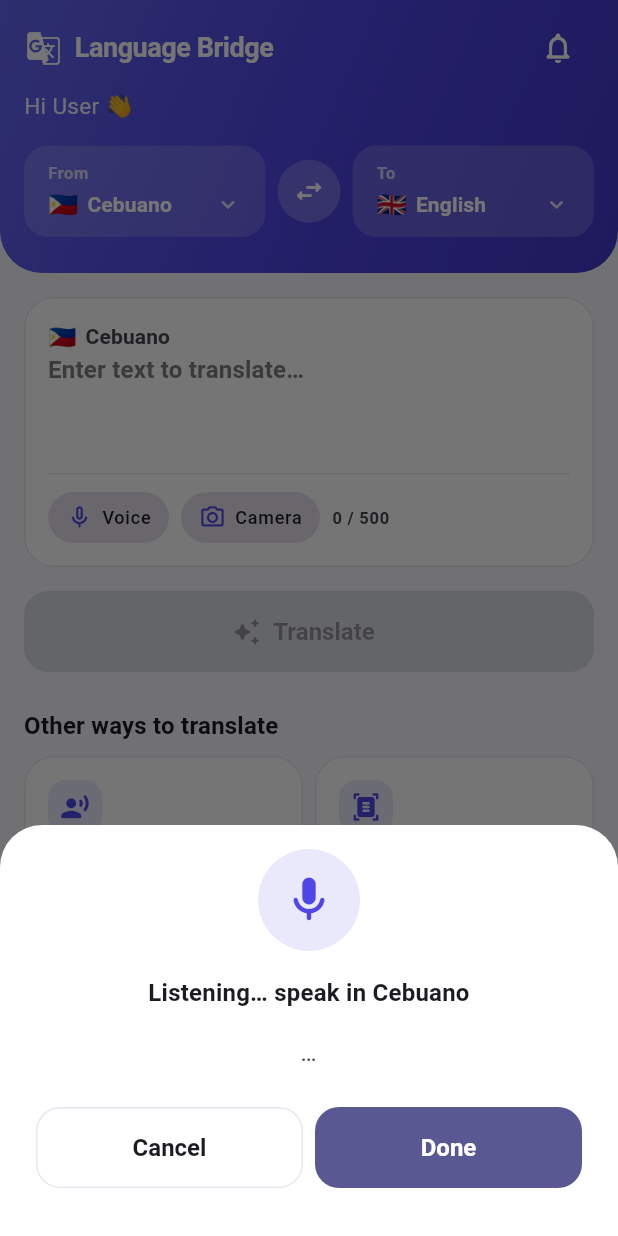
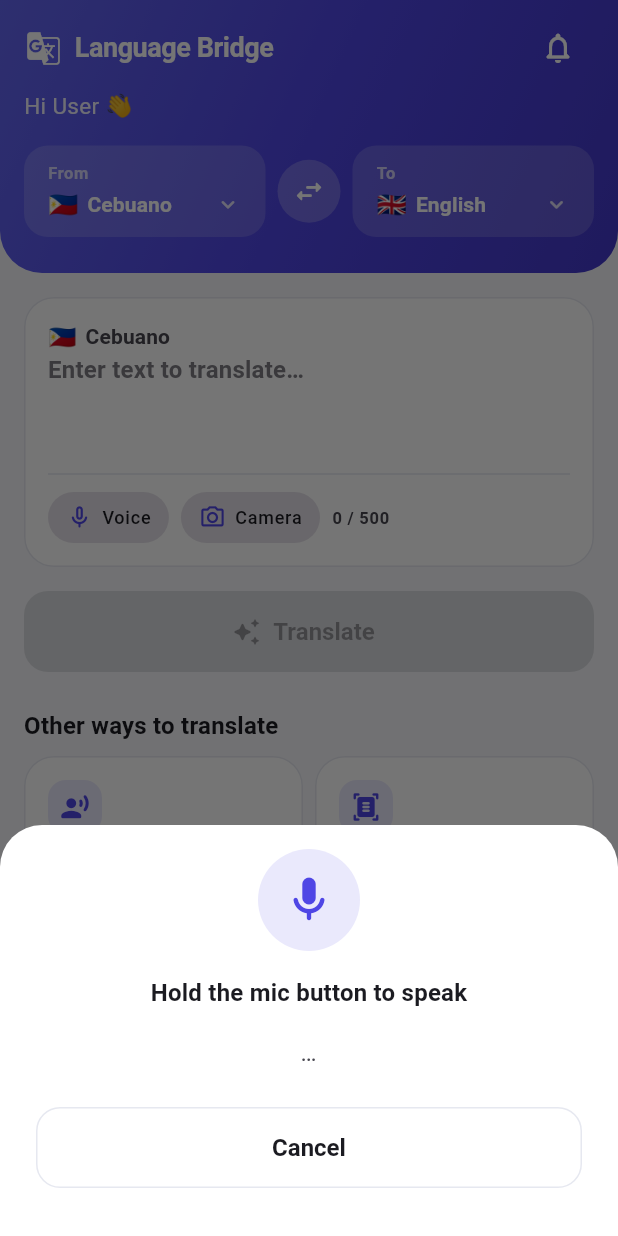
Before and after one commit to victor080cedricsevilla-max/languagebridge, a Flutter app: the screen it shows once a user with an empty profile is signed in, after a tap on the "swap horiz" icon, after a tap on "Voice", on a phone screen of 412 x 824 dp. Run offline on Flutter 3.47's test engine with Material 3 defaults, Android fonts, the phone set to English and light mode, and no system bars; our stand-ins replace audioplayers, cloud_firestore, firebase_auth, firebase_core, flutter_tts, image_picker and 1 more; missing offline and left inert: google_mlkit_text_recognition; accounts and stored records are empty.

Commit message:
Change voice input to press-and-hold recording

```diff
--- a/lib/widgets/voice_input_sheet.dart
+++ b/lib/widgets/voice_input_sheet.dart
@@ -4,8 +4,9 @@ import '../data/mock_data.dart';
 import '../services/stt_service.dart';
 import '../theme/app_theme.dart';
 
-/// Bottom sheet that runs one speech-to-text session and returns the recognized
-/// text via `Navigator.pop` (or null if cancelled / nothing was said).
+/// Bottom sheet with a press-and-hold mic button: hold to record, release to
+/// finish. Resolves via `Navigator.pop` to the recognized text (or null if
+/// cancelled / nothing was said).
 class VoiceInputSheet extends StatefulWidget {
   const VoiceInputSheet({super.key, required this.stt, required this.langCode});
 
@@ -20,6 +21,7 @@ class VoiceInputSheet extends StatefulWidget {
   ) {
     return showModalBottomSheet<String>(
       context: context,
+      isDismissible: false,
       builder: (_) => VoiceInputSheet(stt: stt, langCode: langCode),
     );
   }
@@ -30,25 +32,33 @@ class VoiceInputSheet extends StatefulWidget {
 
 class _VoiceInputSheetState extends State<VoiceInputSheet> {
   String _text = '';
+  bool _ready = false;
   bool _listening = false;
+  bool _finished = false;
   String? _error;
 
   @override
   void initState() {
     super.initState();
-    _start();
+    _prepare();
   }
 
-  Future<void> _start() async {
+  Future<void> _prepare() async {
     final ready = await widget.stt.init();
     if (!mounted) return;
+    setState(() {
+      _ready = ready;
       if (!ready) {
-      setState(() => _error =
-          'Speech recognition is not available on this device.');
-      return;
+        _error = 'Speech recognition is not available on this device.';
       }
+    });
+  }
+
+  Future<void> _startListening() async {
+    if (!_ready || _listening) return;
     setState(() {
       _listening = true;
+      _text = '';
       _error = null;
     });
     final started = await widget.stt.listen(
@@ -56,7 +66,7 @@ class _VoiceInputSheetState extends State<VoiceInputSheet> {
       onResult: (text, isFinal) {
         if (!mounted) return;
         setState(() => _text = text);
-        if (isFinal) _finish();
+        if (isFinal) _stopListening();
       },
     );
     if (!started && mounted) {
@@ -67,9 +77,17 @@ class _VoiceInputSheetState extends State<VoiceInputSheet> {
     }
   }
 
-  Future<void> _finish() async {
+  Future<void> _stopListening() async {
+    if (!_listening) return;
     await widget.stt.stop();
     if (!mounted) return;
+    setState(() => _listening = false);
+    _finish();
+  }
+
+  void _finish() {
+    if (_finished) return;
+    _finished = true;
     Navigator.of(context).pop(_text.trim().isEmpty ? null : _text.trim());
   }
 
@@ -92,17 +110,28 @@ class _VoiceInputSheetState extends State<VoiceInputSheet> {
       child: Column(
         mainAxisSize: MainAxisSize.min,
         children: [
-          Container(
+          GestureDetector(
+            onTapDown: hasError || !_ready ? null : (_) => _startListening(),
+            onTapUp: hasError ? null : (_) => _stopListening(),
+            onTapCancel: hasError ? null : _stopListening,
+            child: AnimatedContainer(
+              duration: const Duration(milliseconds: 150),
               padding: const EdgeInsets.all(AppSpacing.md),
               decoration: BoxDecoration(
-              color: (hasError ? AppColors.danger : AppColors.brand)
-                  .withValues(alpha: 0.12),
+                color: hasError
+                    ? AppColors.danger.withValues(alpha: 0.12)
+                    : AppColors.brand.withValues(alpha: _listening ? 1 : 0.12),
                 shape: BoxShape.circle,
               ),
               child: Icon(
                 hasError ? Icons.mic_off_rounded : Icons.mic_rounded,
                 size: 36,
-              color: hasError ? AppColors.danger : AppColors.brand,
+                color: hasError
+                    ? AppColors.danger
+                    : _listening
+                        ? Colors.white
+                        : AppColors.brand,
+              ),
             ),
           ),
           const SizedBox(height: AppSpacing.md),
@@ -110,6 +139,8 @@ class _VoiceInputSheetState extends State<VoiceInputSheet> {
             _error ??
                 (_listening
                     ? 'Listening… speak in ${lang.name}'
+                    : _ready
+                        ? 'Hold the mic button to speak'
                         : 'Starting…'),
             textAlign: TextAlign.center,
             style: theme.textTheme.titleMedium,
@@ -125,24 +156,9 @@ class _VoiceInputSheetState extends State<VoiceInputSheet> {
             ),
           ],
           const SizedBox(height: AppSpacing.lg),
-          Row(
-            children: [
-              Expanded(
-                child: OutlinedButton(
+          OutlinedButton(
             onPressed: () => Navigator.pop(context),
             child: const Text('Cancel'),
-                ),
-              ),
-              if (!hasError) ...[
-                const SizedBox(width: AppSpacing.sm),
-                Expanded(
-                  child: FilledButton(
-                    onPressed: _finish,
-                    child: const Text('Done'),
-                  ),
-                ),
-              ],
-            ],
           ),
         ],
       ),
```
Lines whose indentation alone changed are shown as unchanged.
